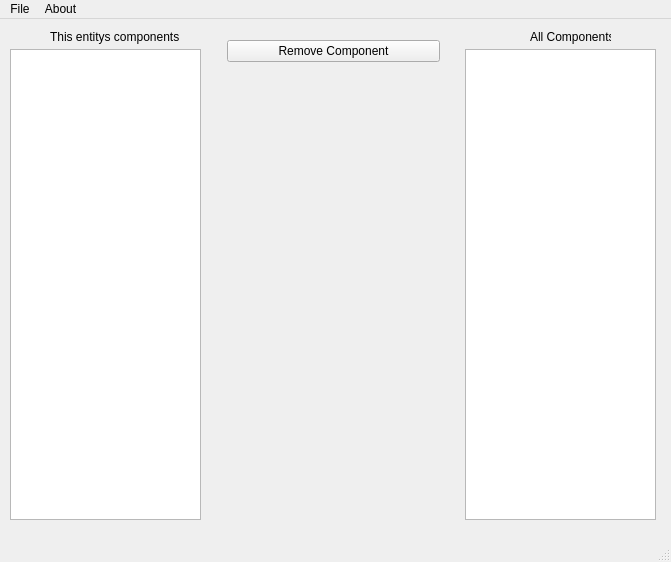
First picture: the form in Medieval/MedievalTK/EntityTK/EntityTK/EntityTK.ui, repository DontBelieveMe/Medieval, before the edit.
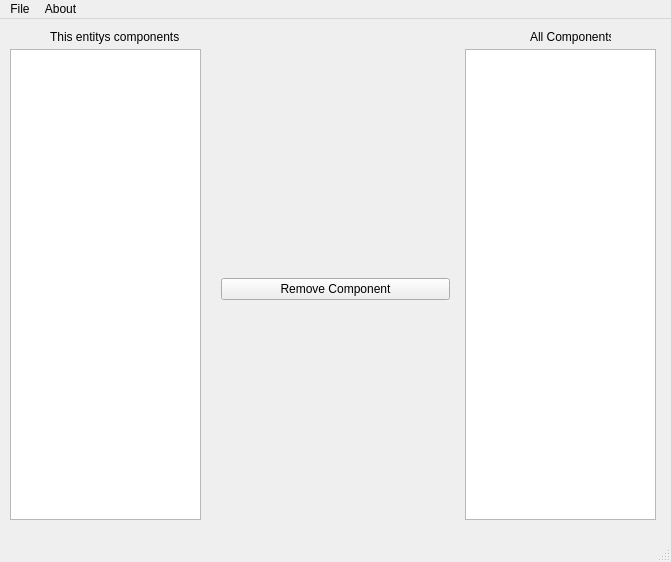
Second picture: the form after the edit.

Commit message: More Entity TK work

The edit to the form file:
```diff
--- a/Medieval/MedievalTK/EntityTK/EntityTK/EntityTK.ui
+++ b/Medieval/MedievalTK/EntityTK/EntityTK/EntityTK.ui
@@ -52,25 +52,6 @@
      </rect>
     </property>
    </widget>
-   <widget class="QWidget" name="formLayoutWidget">
-    <property name="geometry">
-     <rect>
-      <x>210</x>
-      <y>10</y>
-      <width>241</width>
-      <height>491</height>
-     </rect>
-    </property>
-    <layout class="QFormLayout" name="formLayout">
-     <item row="0" column="1">
-      <widget class="QPushButton" name="pushButton">
-       <property name="text">
-        <string>Remove Component</string>
-       </property>
-      </widget>
-     </item>
-    </layout>
-   </widget>
    <widget class="QLabel" name="label">
     <property name="geometry">
      <rect>
@@ -97,6 +78,25 @@
      <string>This entitys components</string>
     </property>
    </widget>
+   <widget class="QWidget" name="gridLayoutWidget">
+    <property name="geometry">
+     <rect>
+      <x>210</x>
+      <y>30</y>
+      <width>251</width>
+      <height>481</height>
+     </rect>
+    </property>
+    <layout class="QGridLayout" name="gridLayout">
+     <item row="0" column="0">
+      <widget class="QPushButton" name="pushButton">
+       <property name="text">
+        <string>Remove Component</string>
+       </property>
+      </widget>
+     </item>
+    </layout>
+   </widget>
   </widget>
   <widget class="QMenuBar" name="menuBar">
    <property name="geometry">
```
The commit also changes 12 other files.
